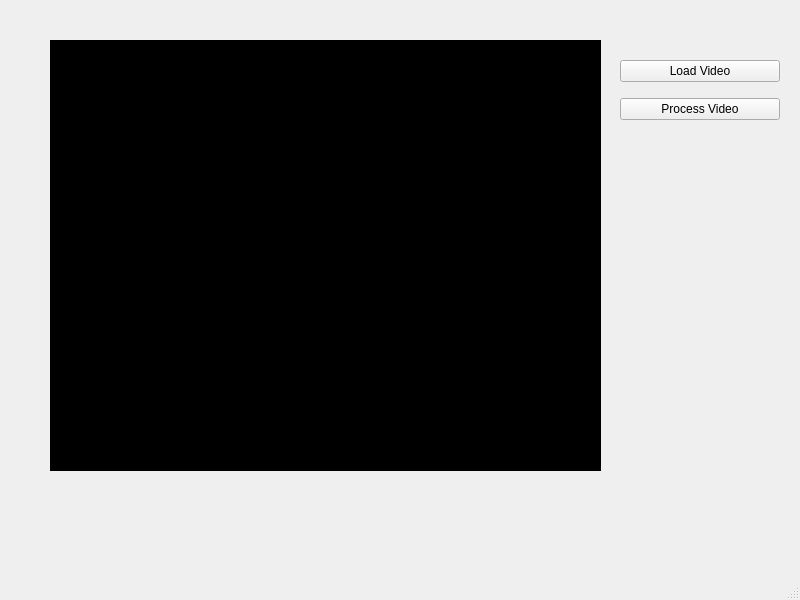
This is ui/processingwindow.ui in ureadulose/CV-CS-graduateWork as Qt 5 draws it before an edit. The edited form follows.
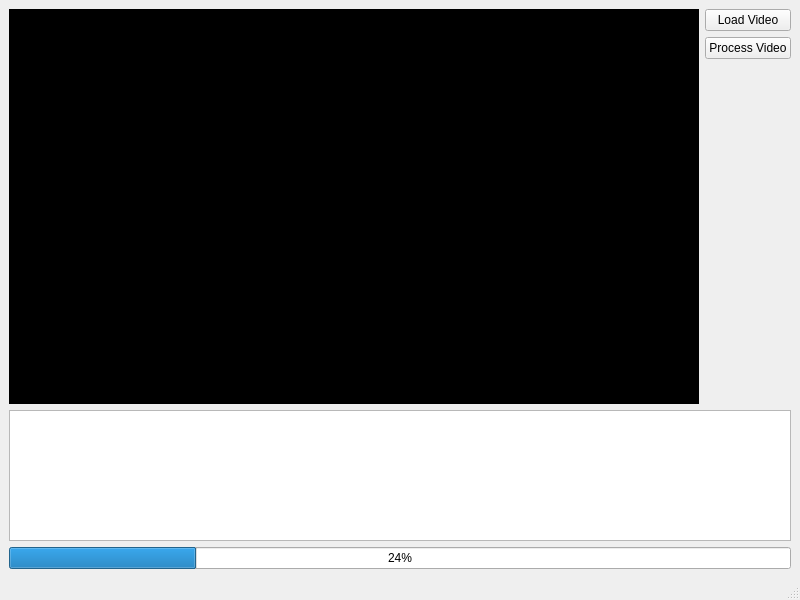
This is the edited form.

```diff
--- a/ui/processingwindow.ui
+++ b/ui/processingwindow.ui
@@ -14,31 +14,15 @@
    <string>ProcessingWindow</string>
   </property>
   <widget class="QWidget" name="centralwidget">
-   <widget class="QLabel" name="lblFrame">
-    <property name="geometry">
-     <rect>
-      <x>50</x>
-      <y>40</y>
-      <width>551</width>
-      <height>431</height>
-     </rect>
-    </property>
-    <property name="styleSheet">
-     <string notr="true">Background-color: #000;</string>
-    </property>
-    <property name="text">
-     <string>TextLabel</string>
-    </property>
-   </widget>
-   <widget class="QWidget" name="verticalLayoutWidget">
-    <property name="geometry">
-     <rect>
-      <x>620</x>
-      <y>50</y>
-      <width>160</width>
-      <height>80</height>
-     </rect>
-    </property>
+   <layout class="QGridLayout" name="gridLayout" rowstretch="3,1,0" columnstretch="8,0">
+    <item row="2" column="0" colspan="2">
+     <widget class="QProgressBar" name="progressBar">
+      <property name="value">
+       <number>24</number>
+      </property>
+     </widget>
+    </item>
+    <item row="0" column="1">
     <layout class="QVBoxLayout" name="verticalLayout">
      <item>
       <widget class="QPushButton" name="pushButton">
@@ -54,8 +38,35 @@
        </property>
       </widget>
      </item>
-    </layout>
-   </widget>
+      <item>
+       <spacer name="verticalSpacer">
+        <property name="orientation">
+         <enum>Qt::Vertical</enum>
+        </property>
+        <property name="sizeHint" stdset="0">
+         <size>
+          <width>20</width>
+          <height>40</height>
+         </size>
+        </property>
+       </spacer>
+      </item>
+     </layout>
+    </item>
+    <item row="0" column="0">
+     <widget class="QLabel" name="lblFrame">
+      <property name="styleSheet">
+       <string notr="true">Background-color: #000;</string>
+      </property>
+      <property name="text">
+       <string>TextLabel</string>
+      </property>
+     </widget>
+    </item>
+    <item row="1" column="0" colspan="2">
+     <widget class="QPlainTextEdit" name="plainTextEdit"/>
+    </item>
+   </layout>
   </widget>
   <widget class="QMenuBar" name="menubar">
    <property name="geometry">
```
Lines whose indentation alone changed are shown as unchanged.
